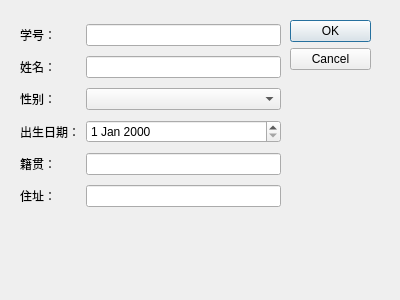
First picture: the form in StuDialog.ui, repository Tsunaou/Student-Management-System-Qt, before the edit.
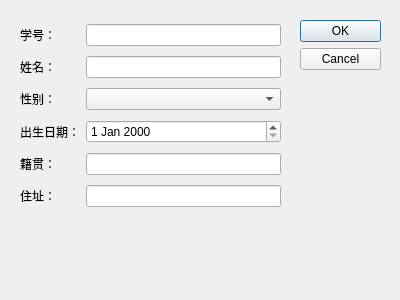
Second picture: the form after the edit.

Diff of the .ui file:
```diff
--- a/StuDialog.ui
+++ b/StuDialog.ui
@@ -16,7 +16,7 @@
   <widget class="QDialogButtonBox" name="buttonBox">
    <property name="geometry">
     <rect>
-     <x>290</x>
+     <x>300</x>
      <y>20</y>
      <width>81</width>
      <height>241</height>
```
Left out of the diff: 46 changed lines with no effect on the pictures.
